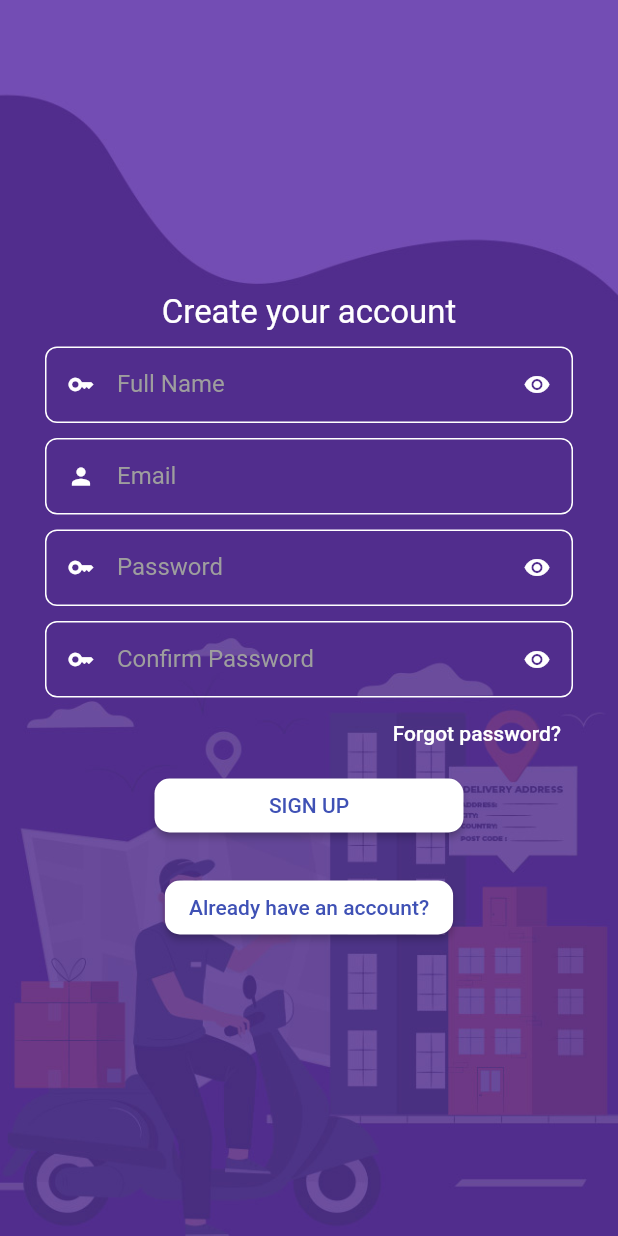
After one commit to Pawan89844/flexomatic, a Flutter app: the screen it shows after launch, after a tap on an icon or button, on a phone screen of 412 x 824 dp. The commit adds this screen. Run offline on Flutter 3.47's test engine with Material 2 defaults, Android fonts, the light colour scheme and no system bars; our stand-ins replace firebase_auth, firebase_core, firebase_database, flutter_riverpod, otp_text_field; accounts and stored records are empty.

Commit message:
riverpod added

```diff
--- a/lib/main.dart
+++ b/lib/main.dart
@@ -1,13 +1,14 @@
-import 'package:flexomatic/screen/account/account.dart';
-import 'package:flexomatic/screen/auth/login.dart';
-import 'package:flexomatic/screen/auth/otp.dart';
-import 'package:flexomatic/screen/home/home.dart';
 import 'package:flexomatic/screen/splash/splash.dart';
-import 'package:flexomatic/screen/troubleshooting/troubleshoot.dart';
 import 'package:flutter/material.dart';
+import 'package:firebase_core/firebase_core.dart' as firebase;
+import 'package:flutter_riverpod/flutter_riverpod.dart';
+import 'firebase_options.dart';
 
-void main() {
-  runApp(const MyApp());
+void main() async {
+  WidgetsFlutterBinding.ensureInitialized();
+  await firebase.Firebase.initializeApp(
+      options: DefaultFirebaseOptions.currentPlatform);
+  runApp(const ProviderScope(child: MyApp()));
 }
 
 class MyApp extends StatelessWidget {
--- a/lib/screen/auth/login.dart
+++ b/lib/screen/auth/login.dart
@@ -1,4 +1,5 @@
 import 'package:flexomatic/screen/auth/otp.dart';
+import 'package:flexomatic/screen/auth/signup.dart';
 import 'package:flexomatic/screen/home/home.dart';
 import 'package:flexomatic/style/apptext_style.dart';
 import 'package:flutter/cupertino.dart';
@@ -14,26 +15,18 @@ class Login extends StatelessWidget {
   @override
   Widget build(BuildContext context) {
     var height = MediaQuery.of(context).size.height;
-    return Scaffold(
-      body: Container(
+    return Container(
         height: height,
         width: double.infinity,
         decoration: const BoxDecoration(
             image: DecorationImage(
                 image: AssetImage('assets/login_bg.jpg'), fit: BoxFit.cover)),
-        child: SingleChildScrollView(
-          child: Stack(
+        child: Scaffold(
+          backgroundColor: Colors.transparent,
+          body: SafeArea(
+            child: Column(
+              mainAxisAlignment: MainAxisAlignment.center,
               children: [
-              // Container(
-
-              //   child: null,
-              // ),
-              // Image.asset(
-              //   'assets/login_bg.jpg',
-              // ),
-              Column(
-                children: [
-                  SizedBox(height: height * 0.16),
                 Text('User Login', style: AppTextStyle.loginFontStyle(22.0)),
                 const SizedBox(height: 10.0),
                 Text('Login to your account',
@@ -68,8 +61,7 @@ class Login extends StatelessWidget {
                   padding: EdgeInsets.only(
                       right: 30.0, left: 0.0, top: 0.0, bottom: 0.0),
                   child: Align(
-                        alignment: Alignment.centerRight,
-                        child: AppTextButton()),
+                      alignment: Alignment.centerRight, child: AppTextButton()),
                 ),
                 SizedBox(
                   width: MediaQuery.of(context).size.width * 0.5,
@@ -91,17 +83,98 @@ class Login extends StatelessWidget {
                 ),
                 const SizedBox(height: 20.0),
                 AppButton(
-                    onPressed: () {},
+                  onPressed: () => Navigator.push(
+                      context,
+                      MaterialPageRoute(
+                        builder: (_) => SignUp(),
+                      )),
                   buttonName: 'Don\'t Have An Account? Right Now',
                   color: Colors.white,
                   nameColor: Colors.indigo,
                 )
               ],
             ),
-            ],
           ),
-        ),
-      ),
+        )
+        // return Scaffold(
+        //   body: Container(
+        //     height: height,
+        //     width: double.infinity,
+        //     decoration: const BoxDecoration(
+        //         image: DecorationImage(
+        //             image: AssetImage('assets/login_bg.jpg'), fit: BoxFit.cover)),
+
+        //     child: Stack(
+        //       children: [
+        //         Column(
+        //           children: [
+        //             SizedBox(height: height * 0.16),
+        //             Text('User Login', style: AppTextStyle.loginFontStyle(22.0)),
+        //             const SizedBox(height: 10.0),
+        //             Text('Login to your account',
+        //                 style: AppTextStyle.loginFontStyle()),
+        //             const SizedBox(height: 20.0),
+        //             const Padding(
+        //               padding:
+        //                   EdgeInsets.symmetric(horizontal: 30.0, vertical: 10.0),
+        //               child: AppFormField(
+        //                 labelText: 'Username or e-mail',
+        //                 prefixIcon: Icon(
+        //                   Icons.person,
+        //                   color: Colors.white,
+        //                 ),
+        //               ),
+        //             ),
+        //             const Padding(
+        //               padding: EdgeInsets.symmetric(horizontal: 30.0),
+        //               child: AppFormField(
+        //                 labelText: 'Password',
+        //                 prefixIcon: Icon(
+        //                   Icons.key,
+        //                   color: Colors.white,
+        //                 ),
+        //                 suffix: Icon(
+        //                   Icons.remove_red_eye_rounded,
+        //                   color: Colors.white,
+        //                 ),
+        //               ),
+        //             ),
+        //             const Padding(
+        //               padding: EdgeInsets.only(
+        //                   right: 30.0, left: 0.0, top: 0.0, bottom: 0.0),
+        //               child: Align(
+        //                   alignment: Alignment.centerRight, child: AppTextButton()),
+        //             ),
+        //             SizedBox(
+        //               width: MediaQuery.of(context).size.width * 0.5,
+        //               child: AppButton(
+        //                 onPressed: () {
+        //                   Navigator.of(context).push(
+        //                       CupertinoPageRoute(builder: (_) => const OTP()));
+        //                 },
+        //                 buttonName: 'SIGN IN',
+        //                 color: Colors.white,
+        //                 nameColor: Colors.indigo,
+        //               ),
+        //             ),
+        //             const SizedBox(height: 20.0),
+        //             const Text(
+        //               'Or',
+        //               style: TextStyle(
+        //                   color: Colors.white, fontWeight: FontWeight.bold),
+        //             ),
+        //             const SizedBox(height: 20.0),
+        //             AppButton(
+        //               onPressed: () {},
+        //               buttonName: 'Don\'t Have An Account? Right Now',
+        //               color: Colors.white,
+        //               nameColor: Colors.indigo,
+        //             )
+        //           ],
+        //         ),
+        //       ],
+        //     ),
+        //   ),
         );
   }
 }
--- a/lib/screen/auth/otp.dart
+++ b/lib/screen/auth/otp.dart
@@ -4,8 +4,6 @@ import 'package:flexomatic/screen/auth/login.dart';
 import 'package:flexomatic/screen/home/home.dart';
 import 'package:flutter/cupertino.dart';
 import 'package:flutter/material.dart';
-import 'package:flutter/src/foundation/key.dart';
-import 'package:flutter/src/widgets/framework.dart';
 import 'package:otp_text_field/otp_field.dart';
 import 'package:otp_text_field/otp_field_style.dart';
 import 'package:otp_text_field/style.dart';
--- /dev/null
+++ b/lib/screen/auth/provider/auth_provider.dart
@@ -0,0 +1,37 @@
+// ignore_for_file: avoid_print
+
+import 'dart:convert';
+
+import 'package:firebase_auth/firebase_auth.dart';
+import 'package:firebase_database/firebase_database.dart';
+import 'package:flexomatic/utils/utils.dart';
+import 'package:flutter/cupertino.dart';
+import 'package:flutter_riverpod/flutter_riverpod.dart';
+
+final authStateProvider = Provider<AuthProvider>((ref) => AuthProvider());
+
+class AuthProvider {
+  final FirebaseAuth _auth = FirebaseAuth.instance;
+  final FirebaseDatabase _database = FirebaseDatabase.instance;
+
+  void signUp(String email, String password, BuildContext context,
+      {required String fullName}) async {
+    try {
+      UserCredential userCredential = await _auth
+          .createUserWithEmailAndPassword(email: email, password: password);
+      var userInfo = jsonEncode({
+        'fullName': fullName,
+        'email': userCredential.user?.email.toString()
+      });
+      _database.ref().child('User').push().set(userInfo);
+    } on FirebaseAuthException catch (err) {
+      if (err.code == 'weak-password') {
+        Utils.toast(context, 'The password provided is too weak.');
+      } else if (err.code == 'email-already-in-use') {
+        Utils.toast(context, 'The account already exists for that email.');
+      }
+    } catch (error) {
+      print(error);
+    }
+  }
+}
--- /dev/null
+++ b/lib/screen/auth/signup.dart
@@ -0,0 +1,124 @@
+import 'package:flexomatic/screen/auth/login.dart';
+import 'package:flexomatic/screen/auth/provider/auth_provider.dart';
+import 'package:flutter/cupertino.dart';
+import 'package:flutter/material.dart';
+import 'package:flutter_riverpod/flutter_riverpod.dart';
+import '../../style/apptext_style.dart';
+import '../../widget/button/appbutton.dart';
+import '../../widget/button/apptext_button.dart';
+import '../../widget/form/appform_field.dart';
+
+class SignUp extends StatelessWidget {
+  SignUp({super.key});
+  final TextEditingController _firstNameController = TextEditingController();
+  final TextEditingController _lastNameController = TextEditingController();
+  final TextEditingController _emailController = TextEditingController();
+  final TextEditingController _passwordController = TextEditingController();
+  final TextEditingController _confirmPasswordController =
+      TextEditingController();
+
+  @override
+  Widget build(BuildContext context) {
+    var height = MediaQuery.of(context).size.height;
+    return Container(
+      height: height,
+      width: double.infinity,
+      decoration: const BoxDecoration(
+          image: DecorationImage(
+              image: AssetImage('assets/login_bg.jpg'), fit: BoxFit.cover)),
+      child: Scaffold(
+        backgroundColor: Colors.transparent,
+        body: SafeArea(
+          child: Column(
+            mainAxisAlignment: MainAxisAlignment.center,
+            children: [
+              Text('Create your account',
+                  style: AppTextStyle.loginFontStyle(22.0)),
+              const SizedBox(height: 10.0),
+              const Padding(
+                padding: EdgeInsets.symmetric(horizontal: 30.0),
+                child: AppFormField(
+                  labelText: 'Full Name',
+                  prefixIcon: Icon(
+                    Icons.key,
+                    color: Colors.white,
+                  ),
+                  suffix: Icon(
+                    Icons.remove_red_eye_rounded,
+                    color: Colors.white,
+                  ),
+                ),
+              ),
+              const Padding(
+                padding: EdgeInsets.symmetric(horizontal: 30.0, vertical: 10.0),
+                child: AppFormField(
+                  labelText: 'Email',
+                  prefixIcon: Icon(
+                    Icons.person,
+                    color: Colors.white,
+                  ),
+                ),
+              ),
+              const Padding(
+                padding: EdgeInsets.symmetric(horizontal: 30.0),
+                child: AppFormField(
+                  labelText: 'Password',
+                  prefixIcon: Icon(
+                    Icons.key,
+                    color: Colors.white,
+                  ),
+                  suffix: Icon(
+                    Icons.remove_red_eye_rounded,
+                    color: Colors.white,
+                  ),
+                ),
+              ),
+              const SizedBox(height: 10.0),
+              const Padding(
+                padding: EdgeInsets.symmetric(horizontal: 30.0),
+                child: AppFormField(
+                  labelText: 'Confirm Password',
+                  prefixIcon: Icon(
+                    Icons.key,
+                    color: Colors.white,
+                  ),
+                  suffix: Icon(
+                    Icons.remove_red_eye_rounded,
+                    color: Colors.white,
+                  ),
+                ),
+              ),
+              const Padding(
+                padding: EdgeInsets.only(
+                    right: 30.0, left: 0.0, top: 0.0, bottom: 0.0),
+                child: Align(
+                    alignment: Alignment.centerRight, child: AppTextButton()),
+              ),
+              Consumer(
+                builder: (_, ref, __) => SizedBox(
+                  width: MediaQuery.of(context).size.width * 0.5,
+                  child: AppButton(
+                    onPressed: () {
+                      Navigator.of(context).push(
+                          CupertinoPageRoute(builder: (_) => const Login()));
+                    },
+                    buttonName: 'SIGN UP',
+                    color: Colors.white,
+                    nameColor: Colors.indigo,
+                  ),
+                ),
+              ),
+              const SizedBox(height: 20.0),
+              AppButton(
+                onPressed: () {},
+                buttonName: 'Already have an account?',
+                color: Colors.white,
+                nameColor: Colors.indigo,
+              )
+            ],
+          ),
+        ),
+      ),
+    );
+  }
+}
--- a/pubspec.yaml
+++ b/pubspec.yaml
@@ -36,6 +36,10 @@ dependencies:
   cupertino_icons: ^1.0.2
   otp_text_field: ^1.1.3
   intl: ^0.17.0
+  flutter_riverpod: ^2.2.0
+  firebase_core: ^2.5.0
+  firebase_auth: ^4.2.6
+  firebase_database: ^10.0.14
 
 dev_dependencies:
   flutter_test:
```
Also changed, not shown: lib/screen/home/home.dart (+21 -14 lines), lib/utils/utils.dart (added, +7 -0 lines), lib/firebase_options.dart (added), pubspec.lock, 10 other files. Lines whose indentation alone changed are shown as unchanged.
